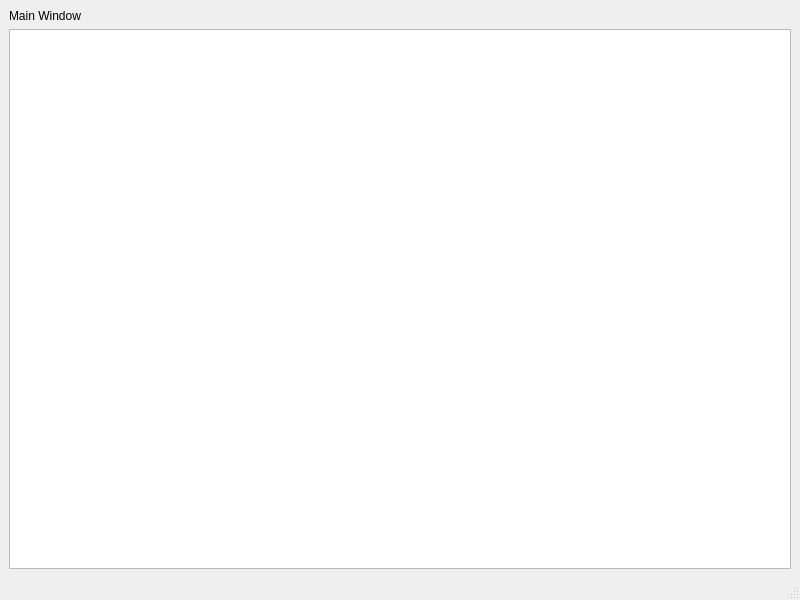
The window that lab1/Blog/mainwindow.ui (TheDoom-IT/GraphicalUserInterfacesProjects) describes before a commit, drawn with Qt 5.
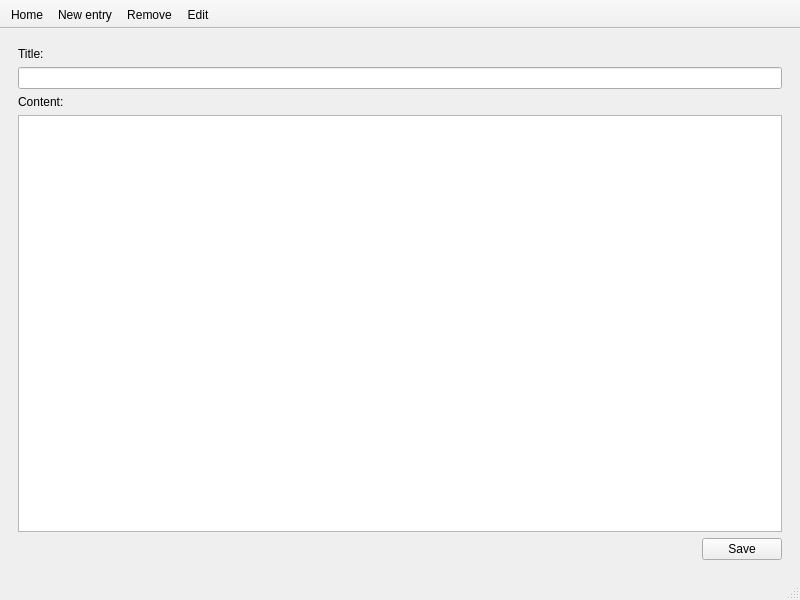
The same window after the commit. The open tabs and pages were chosen to show the change.

Commit message: Implement add, edit, remove entry functionality

Diff of the .ui file:
```diff
--- a/lab1/Blog/mainwindow.ui
+++ b/lab1/Blog/mainwindow.ui
@@ -16,15 +16,161 @@
   <widget class="QWidget" name="centralwidget">
    <layout class="QVBoxLayout" name="verticalLayout">
     <item>
-     <widget class="QLabel" name="label">
-      <property name="text">
-       <string>Main Window</string>
+     <widget class="QStackedWidget" name="stackedWidget">
+      <property name="currentIndex">
+       <number>0</number>
       </property>
+      <widget class="QWidget" name="mainPage">
+       <layout class="QVBoxLayout" name="verticalLayout_2">
+        <item>
+         <widget class="QLabel" name="blogTitle">
+          <property name="text">
+           <string>Main Window</string>
+          </property>
+         </widget>
+        </item>
+        <item>
+         <widget class="QTableWidget" name="entryTable">
+          <property name="focusPolicy">
+           <enum>Qt::NoFocus</enum>
+          </property>
+          <property name="sizeAdjustPolicy">
+           <enum>QAbstractScrollArea::AdjustIgnored</enum>
+          </property>
+          <property name="editTriggers">
+           <set>QAbstractItemView::NoEditTriggers</set>
+          </property>
+          <property name="selectionBehavior">
+           <enum>QAbstractItemView::SelectRows</enum>
+          </property>
+          <property name="showGrid">
+           <bool>false</bool>
+          </property>
+          <property name="rowCount">
+           <number>0</number>
+          </property>
+          <property name="columnCount">
+           <number>2</number>
+          </property>
+          <attribute name="horizontalHeaderVisible">
+           <bool>true</bool>
+          </attribute>
+          <attribute name="horizontalHeaderHighlightSections">
+           <bool>true</bool>
+          </attribute>
+          <attribute name="verticalHeaderVisible">
+           <bool>false</bool>
+          </attribute>
+          <attribute name="verticalHeaderHighlightSections">
+           <bool>true</bool>
+          </attribute>
+          <column>
+           <property name="text">
+            <string>Title</string>
+           </property>
+          </column>
+          <column>
+           <property name="text">
+            <string>Date</string>
+           </property>
+          </column>
+         </widget>
+        </item>
+       </layout>
+      </widget>
+      <widget class="QWidget" name="showPage">
+       <layout class="QVBoxLayout" name="verticalLayout_3">
+        <item>
+         <layout class="QHBoxLayout" name="horizontalLayout_2">
+          <item>
+           <widget class="QLabel" name="label_3">
+            <property name="text">
+             <string>Title:</string>
+            </property>
+           </widget>
+          </item>
+          <item>
+           <widget class="QLabel" name="showTitleLabel">
+            <property name="text">
+             <string/>
+            </property>
+           </widget>
+          </item>
+         </layout>
+        </item>
+        <item>
+         <layout class="QHBoxLayout" name="horizontalLayout_3">
+          <item>
+           <widget class="QLabel" name="label_5">
+            <property name="text">
+             <string>Date:</string>
+            </property>
+           </widget>
+          </item>
+          <item>
+           <widget class="QLabel" name="showDatetimeLabel">
+            <property name="text">
+             <string/>
+            </property>
+           </widget>
+          </item>
+         </layout>
+        </item>
+        <item>
+         <widget class="QTextBrowser" name="showContentLabel"/>
+        </item>
+       </layout>
+      </widget>
+      <widget class="QWidget" name="editCreatePage">
+       <layout class="QVBoxLayout" name="verticalLayout_4">
+        <item>
+         <widget class="QLabel" name="label">
+          <property name="text">
+           <string>Title:</string>
+          </property>
+         </widget>
+        </item>
+        <item>
+         <widget class="QLineEdit" name="editTitleText"/>
+        </item>
+        <item>
+         <widget class="QLabel" name="label_2">
+          <property name="text">
+           <string>Content:</string>
+          </property>
+         </widget>
+        </item>
+        <item>
+         <widget class="QTextEdit" name="editContentText"/>
+        </item>
+        <item>
+         <layout class="QHBoxLayout" name="horizontalLayout">
+          <item>
+           <spacer name="horizontalSpacer">
+            <property name="orientation">
+             <enum>Qt::Horizontal</enum>
+            </property>
+            <property name="sizeHint" stdset="0">
+             <size>
+              <width>40</width>
+              <height>20</height>
+             </size>
+            </property>
+           </spacer>
+          </item>
+          <item>
+           <widget class="QPushButton" name="editSaveBtn">
+            <property name="text">
+             <string>Save</string>
+            </property>
+           </widget>
+          </item>
+         </layout>
+        </item>
+       </layout>
+      </widget>
      </widget>
     </item>
-    <item>
-     <widget class="QTableWidget" name="entryTable"/>
-    </item>
    </layout>
   </widget>
   <widget class="QMenuBar" name="menubar">
@@ -38,6 +184,62 @@
    </property>
   </widget>
   <widget class="QStatusBar" name="statusbar"/>
+  <widget class="QToolBar" name="toolBar">
+   <property name="enabled">
+    <bool>true</bool>
+   </property>
+   <property name="windowTitle">
+    <string>toolBar</string>
+   </property>
+   <property name="movable">
+    <bool>false</bool>
+   </property>
+   <property name="floatable">
+    <bool>false</bool>
+   </property>
+   <attribute name="toolBarArea">
+    <enum>TopToolBarArea</enum>
+   </attribute>
+   <attribute name="toolBarBreak">
+    <bool>false</bool>
+   </attribute>
+   <addaction name="actionHome"/>
+   <addaction name="actionNew"/>
+   <addaction name="actionRemove"/>
+   <addaction name="actionEdit"/>
+  </widget>
+  <action name="actionNew">
+   <property name="enabled">
+    <bool>true</bool>
+   </property>
+   <property name="text">
+    <string>New entry</string>
+   </property>
+  </action>
+  <action name="actionEdit">
+   <property name="text">
+    <string>Edit</string>
+   </property>
+   <property name="toolTip">
+    <string>Edit</string>
+   </property>
+  </action>
+  <action name="actionRemove">
+   <property name="text">
+    <string>Remove</string>
+   </property>
+   <property name="toolTip">
+    <string>Remove</string>
+   </property>
+  </action>
+  <action name="actionHome">
+   <property name="text">
+    <string>Home</string>
+   </property>
+   <property name="toolTip">
+    <string>Home</string>
+   </property>
+  </action>
  </widget>
  <resources/>
  <connections/>
```
Left out of the diff: 3 changed lines with no effect on the pictures. The commit also changes 9 other files.
